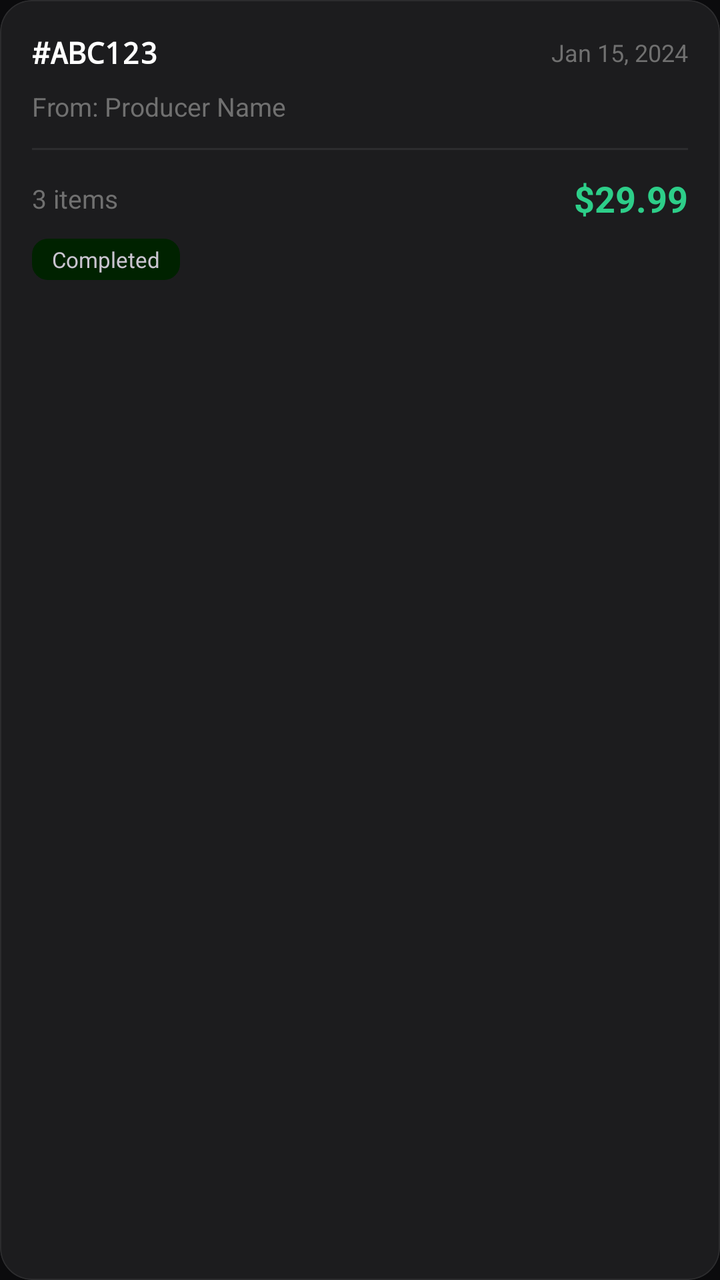
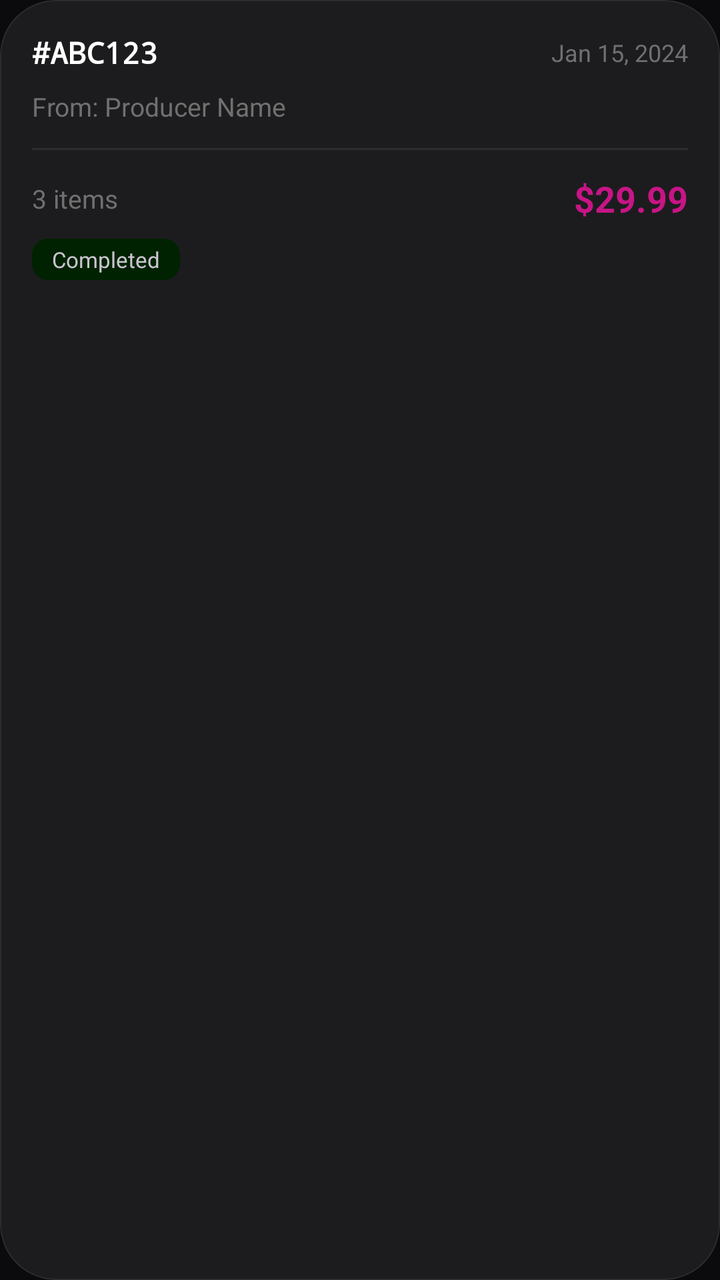

Before-and-after screenshots of an Android layout around one commit, followed by the original layout XML and the change that was made.
<!-- AndroidManifest.xml: application theme Theme.BeatHouse.Splash -->
<!-- res/layout/item_order_history.xml -->
<?xml version="1.0" encoding="utf-8"?>
<com.google.android.material.card.MaterialCardView
    xmlns:android="http://schemas.android.com/apk/res/android"
    xmlns:app="http://schemas.android.com/apk/res-auto"
    android:id="@+id/cardOrder"
    android:layout_width="match_parent"
    android:layout_height="wrap_content"
    android:layout_marginBottom="12dp"
    app:cardCornerRadius="16dp"
    app:cardElevation="0dp"
    app:cardBackgroundColor="@color/surface_container"
    app:strokeColor="@color/outline_variant"
    app:strokeWidth="0.5dp"
    android:clickable="true"
    android:focusable="true">

    <LinearLayout
        android:layout_width="match_parent"
        android:layout_height="wrap_content"
        android:orientation="horizontal"
        android:gravity="center_vertical"
        android:padding="16dp">

        <CheckBox
            android:id="@+id/cbSelect"
            android:layout_width="wrap_content"
            android:layout_height="wrap_content"
            android:visibility="gone"
            android:layout_marginEnd="8dp" />

        <LinearLayout
            android:layout_width="0dp"
            android:layout_height="wrap_content"
            android:layout_weight="1"
            android:orientation="vertical">

            
            <LinearLayout
                android:layout_width="match_parent"
                android:layout_height="wrap_content"
                android:orientation="horizontal"
                android:gravity="center_vertical">

                <TextView
                    android:id="@+id/tvOrderId"
                    android:layout_width="0dp"
                    android:layout_height="wrap_content"
                    android:layout_weight="1"
                    android:text="#ABC123"
                    android:textColor="@color/on_surface"
                    android:textSize="15sp"
                    android:textStyle="bold"
                    android:fontFamily="monospace" />

                <TextView
                    android:id="@+id/tvDate"
                    android:layout_width="wrap_content"
                    android:layout_height="wrap_content"
                    android:text="Jan 15, 2024"
                    android:textColor="@color/on_surface_secondary"
                    android:textSize="12sp" />

            </LinearLayout>

            
            <TextView
                android:id="@+id/tvProducerInfo"
                android:layout_width="match_parent"
                android:layout_height="wrap_content"
                android:layout_marginTop="8dp"
                android:text="From: Producer Name"
                android:textColor="@color/on_surface_secondary"
                android:textSize="13sp" />

            
            <View
                android:layout_width="match_parent"
                android:layout_height="1dp"
                android:layout_marginVertical="12dp"
                android:background="@color/outline_variant" />

            
            <LinearLayout
                android:layout_width="match_parent"
                android:layout_height="wrap_content"
                android:orientation="horizontal"
                android:gravity="center_vertical">

                <TextView
                    android:id="@+id/tvItemCount"
                    android:layout_width="0dp"
                    android:layout_height="wrap_content"
                    android:layout_weight="1"
                    android:text="3 items"
                    android:textColor="@color/on_surface_secondary"
                    android:textSize="13sp" />

                <TextView
                    android:id="@+id/tvTotal"
                    android:layout_width="wrap_content"
                    android:layout_height="wrap_content"
                    android:text="$29.99"
                    android:textColor="@color/primary"
                    android:textSize="18sp"
                    android:textStyle="bold" />

            </LinearLayout>

            
            <TextView
                android:id="@+id/tvStatus"
                android:layout_width="wrap_content"
                android:layout_height="wrap_content"
                android:layout_marginTop="8dp"
                android:text="Completed"
                android:textSize="11sp"
                android:paddingHorizontal="10dp"
                android:paddingVertical="3dp"
                android:background="@drawable/status_badge_completed" />

        </LinearLayout>
    </LinearLayout>

</com.google.android.material.card.MaterialCardView>
<!-- resources referenced by this layout -->
<resources>
  <color name="on_surface">#FFFFFF</color>
  <color name="on_surface_secondary">#707070</color>
  <color name="outline_variant">#2C2C2E</color>
  <color name="primary">#2DCE89</color>
  <color name="surface_container">#1C1C1E</color>
  <!-- drawable status_badge_completed (drawable) -->
  <?xml version="1.0" encoding="utf-8"?>
  <shape xmlns:android="http://schemas.android.com/apk/res/android">
      <solid android:color="@color/success_container" />
      <corners android:radius="8dp" />
      <padding android:left="8dp" android:top="4dp" android:right="8dp" android:bottom="4dp" />
  </shape>
  <style name="Theme.BeatHouse.Splash" parent="Theme.BeatHouse">
          <item name="android:windowBackground">@color/background</item>
      </style>
  <color name="success_container">#002200</color>
  <color name="background">#0B0B0D</color>
  <color name="primary_container">#004D40</color>
  <color name="on_primary">#FFFFFF</color>
  <color name="secondary">#8E8E93</color>
  <color name="secondary_container">#1C1C1E</color>
  <color name="on_secondary">#FFFFFF</color>
  <color name="error">#FF453A</color>
  <color name="error_container">#330000</color>
  <color name="surface">#121214</color>
  <color name="surface_variant">#1A1A1C</color>
  <color name="on_surface_variant">#B0B0B0</color>
  <color name="outline">#1C1C1E</color>
  <style name="Widget.BeatHouse.Button" parent="Widget.Material3.Button">
          <item name="android:textSize">16sp</item>
          <item name="android:textStyle">bold</item>
          <item name="cornerRadius">12dp</item>
          <item name="iconGravity">textStart</item>
          <item name="iconPadding">8dp</item>
          <item name="android:insetTop">4dp</item>
          <item name="android:insetBottom">4dp</item>
          <item name="backgroundTint">@color/primary</item>
          <item name="android:textColor">@color/on_primary</item>
      </style>
  <style name="Widget.BeatHouse.Card" parent="Widget.Material3.CardView.Elevated">
          <item name="cardCornerRadius">16dp</item>
          <item name="cardElevation">0dp</item>
          <item name="strokeColor">@color/outline</item>
          <item name="strokeWidth">1dp</item>
          <item name="cardBackgroundColor">@color/surface_container</item>
      </style>
  <style name="Widget.BeatHouse.BottomNavigation" parent="Widget.Material3.BottomNavigationView">
          <item name="itemIconTint">@color/bottom_nav_icon_tint</item>
          <item name="itemTextColor">@color/bottom_nav_text_tint</item>
          <item name="itemBackground">@color/surface</item>
          <item name="android:background">@color/surface</item>
          <item name="elevation">0dp</item>
          <item name="itemPaddingTop">12dp</item>
          <item name="itemPaddingBottom">12dp</item>
      </style>
  <style name="Widget.BeatHouse.AppBarLayout" parent="Widget.Material3.AppBarLayout">
          <item name="android:background">@color/surface</item>
          <item name="backgroundTint">@color/surface</item>
      </style>
  <style name="Widget.BeatHouse.Chip" parent="Widget.Material3.Chip.Filter">
          <item name="chipCornerRadius">12dp</item>
          <item name="chipStrokeColor">@color/outline</item>
          <item name="chipStrokeWidth">1dp</item>
          <item name="android:textColor">@color/on_surface_variant</item>
          <item name="chipBackgroundColor">@color/surface_container</item>
          <item name="checkedIconTint">@color/primary</item>
          <item name="android:textSize">14sp</item>
      </style>
  <!-- unchanged entries left out for length: 2 -->
</resources>

<!-- the commit's change to res/layout/item_order_history.xml (unified diff, before → after) -->
@@ -6,7 +6,7 @@
     android:layout_width="match_parent"
     android:layout_height="wrap_content"
     android:layout_marginBottom="12dp"
-    app:cardCornerRadius="16dp"
+    style="@style/Widget.BeatHouse.Card"
     app:cardElevation="0dp"
     app:cardBackgroundColor="@color/surface_container"
     app:strokeColor="@color/outline_variant"
<!-- resource entries referenced after the edit -->
@@ -3,7 +3,7 @@
   <color name="on_surface">#FFFFFF</color>
   <color name="on_surface_secondary">#707070</color>
   <color name="outline_variant">#2C2C2E</color>
-  <color name="primary">#2DCE89</color>
+  <color name="primary">#C71585</color>
   <color name="surface_container">#1C1C1E</color>
   <!-- drawable status_badge_completed (drawable) -->
   <?xml version="1.0" encoding="utf-8"?>
@@ -17,7 +17,7 @@
       </style>
   <color name="success_container">#002200</color>
   <color name="background">#0B0B0D</color>
-  <color name="primary_container">#004D40</color>
+  <color name="primary_container">#4D0033</color>
   <color name="on_primary">#FFFFFF</color>
   <color name="secondary">#8E8E93</color>
   <color name="secondary_container">#1C1C1E</color>
@@ -31,7 +31,7 @@
   <style name="Widget.BeatHouse.Button" parent="Widget.Material3.Button">
           <item name="android:textSize">16sp</item>
           <item name="android:textStyle">bold</item>
-          <item name="cornerRadius">12dp</item>
+          <item name="cornerRadius">24dp</item>
           <item name="iconGravity">textStart</item>
           <item name="iconPadding">8dp</item>
           <item name="android:insetTop">4dp</item>
@@ -40,7 +40,7 @@
           <item name="android:textColor">@color/on_primary</item>
       </style>
   <style name="Widget.BeatHouse.Card" parent="Widget.Material3.CardView.Elevated">
-          <item name="cardCornerRadius">16dp</item>
+          <item name="cardCornerRadius">28dp</item>
           <item name="cardElevation">0dp</item>
           <item name="strokeColor">@color/outline</item>
           <item name="strokeWidth">1dp</item>
@@ -49,18 +49,19 @@
   <style name="Widget.BeatHouse.BottomNavigation" parent="Widget.Material3.BottomNavigationView">
           <item name="itemIconTint">@color/bottom_nav_icon_tint</item>
           <item name="itemTextColor">@color/bottom_nav_text_tint</item>
-          <item name="itemBackground">@color/surface</item>
-          <item name="android:background">@color/surface</item>
+          <item name="itemBackground">@android:color/transparent</item>
+          <item name="android:background">@android:color/transparent</item>
           <item name="elevation">0dp</item>
           <item name="itemPaddingTop">12dp</item>
           <item name="itemPaddingBottom">12dp</item>
+          <item name="labelVisibilityMode">unlabeled</item>
       </style>
   <style name="Widget.BeatHouse.AppBarLayout" parent="Widget.Material3.AppBarLayout">
           <item name="android:background">@color/surface</item>
           <item name="backgroundTint">@color/surface</item>
       </style>
   <style name="Widget.BeatHouse.Chip" parent="Widget.Material3.Chip.Filter">
-          <item name="chipCornerRadius">12dp</item>
+          <item name="chipCornerRadius">20dp</item>
           <item name="chipStrokeColor">@color/outline</item>
           <item name="chipStrokeWidth">1dp</item>
           <item name="android:textColor">@color/on_surface_variant</item>
